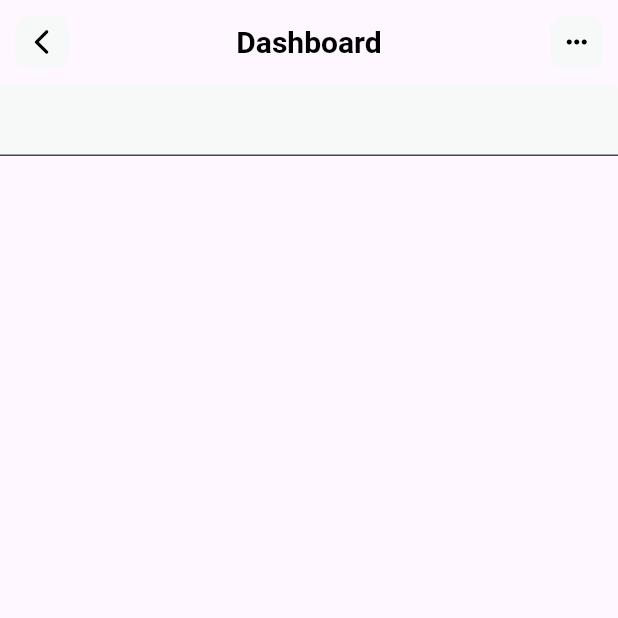
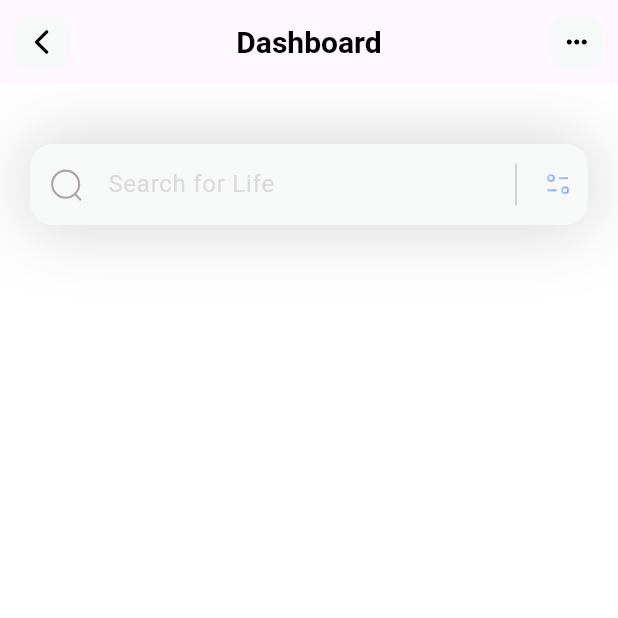
Before and after one commit to arunabh-a/FitnestX-UI, a Flutter app: the screen it shows after launch, on a phone screen of 412 x 824 dp, the top half of it. Run offline on Flutter 3.47's test engine with Material 3 defaults, Android fonts, the light colour scheme and no system bars; our stand-ins replace flutter_svg; Roboto replaces fonts that are missing (Poppins).

Commit message:
searchField completed

```diff
--- a/lib/pages/home.dart
+++ b/lib/pages/home.dart
@@ -7,19 +7,67 @@ class HomePage extends StatelessWidget {
     @override
     Widget build(BuildContext context) {
         return Scaffold(
+            backgroundColor: Colors.white,
             appBar: appBar(),
-            body: const Column(
+            body: Column(
                 children: [
-                    TextField(
-                        decoration: InputDecoration(
-                            filled: true,
-                            fillColor: Color(0xffF7F8F8),
-
-                        ),
-                    )
+                    searchField(),
                 ],
             ),
         );
+    }
+
+    Container searchField() {
+        return Container(
+                        margin: const EdgeInsets.only(top: 40, left: 20, right: 20),
+                        decoration: BoxDecoration(boxShadow: [
+                            BoxShadow(
+                                color: const Color(0xff1D1617).withOpacity(0.2),
+                                blurRadius: 40,
+                                spreadRadius: 0.0,
+                            )
+                        ]),
+                        child : TextField(
+                                decoration: InputDecoration(
+                                    filled: true,
+                                    hintText: "Search for Life",
+                                    hintStyle: const TextStyle(
+                                        color: Color(0xffDDDADA),
+                                        fontSize: 16,
+                                    ),
+                                    contentPadding: const EdgeInsets.all(15),
+                                    fillColor: const Color(0xffF7F8F8),
+                                    prefixIcon: Padding(
+                                        padding: const EdgeInsets.all(12),
+                                        child: SvgPicture.asset('assets/icons/Search.svg'),
+                                    ),
+                                    suffixIcon: SizedBox(
+                                        width: 100,
+                                        child : IntrinsicHeight (
+                                            child :Row(
+                                                mainAxisAlignment: MainAxisAlignment.end,
+                                                children: [
+                                                    const VerticalDivider(
+                                                        color: Colors.black,
+                                                        indent: 10,
+                                                        endIndent: 10,
+                                                        thickness: 0.2,
+                                                    ),
+                                                    Padding(
+                                                        padding: const EdgeInsets.all(10),
+                                                        child: SvgPicture.asset('assets/icons/Filter.svg'),
+                                                    ),
+                                                ],
+                                            ),
+                                        ),
+                                    ),
+                                    border: OutlineInputBorder(
+                                        borderRadius: BorderRadius.circular(15),
+                                        borderSide: BorderSide.none
+                                    )
+                                ),
+                            ),
+                    );
     }
 
     AppBar appBar() {
--- a/pubspec.yaml
+++ b/pubspec.yaml
@@ -64,6 +64,8 @@ flutter:
   assets:
     - assets/icons/arrow-back-ios.svg
     - assets/icons/more-horiz.svg
+    - assets/icons/Search.svg
+    - assets/icons/Filter.svg
   #   - images/a_dot_ham.jpeg
 
   # An image asset can refer to one or more resolution-specific "variants", see
```
Also changed, not shown: assets/icons/Filter.svg (added), assets/icons/Search.svg (added).
